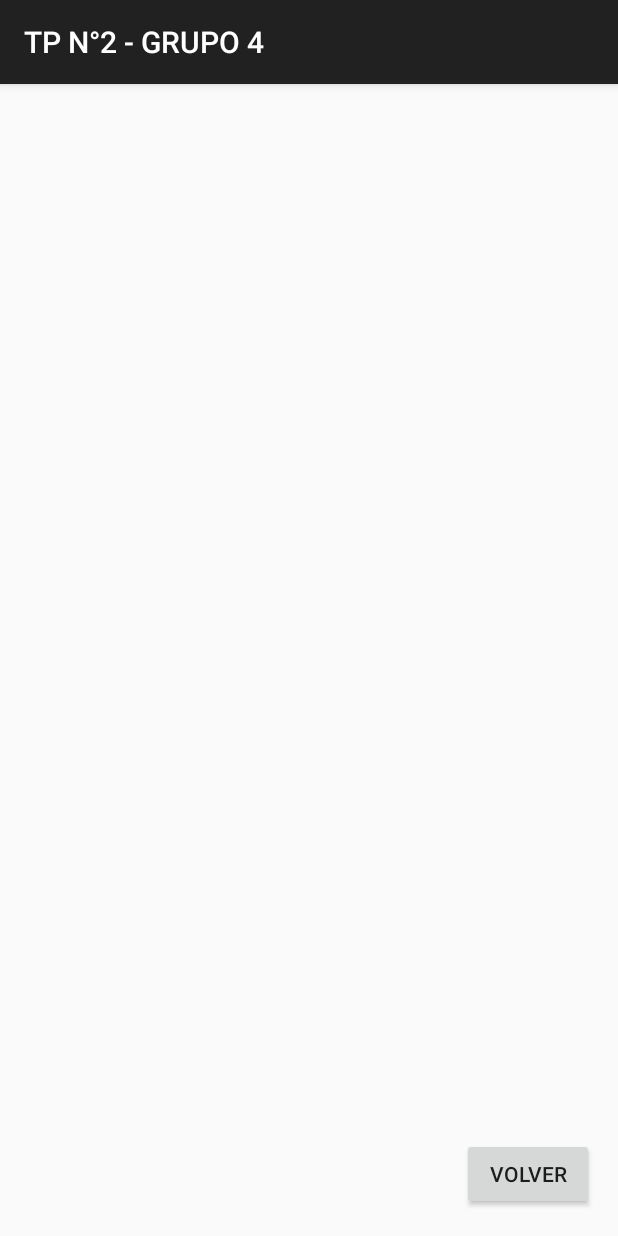
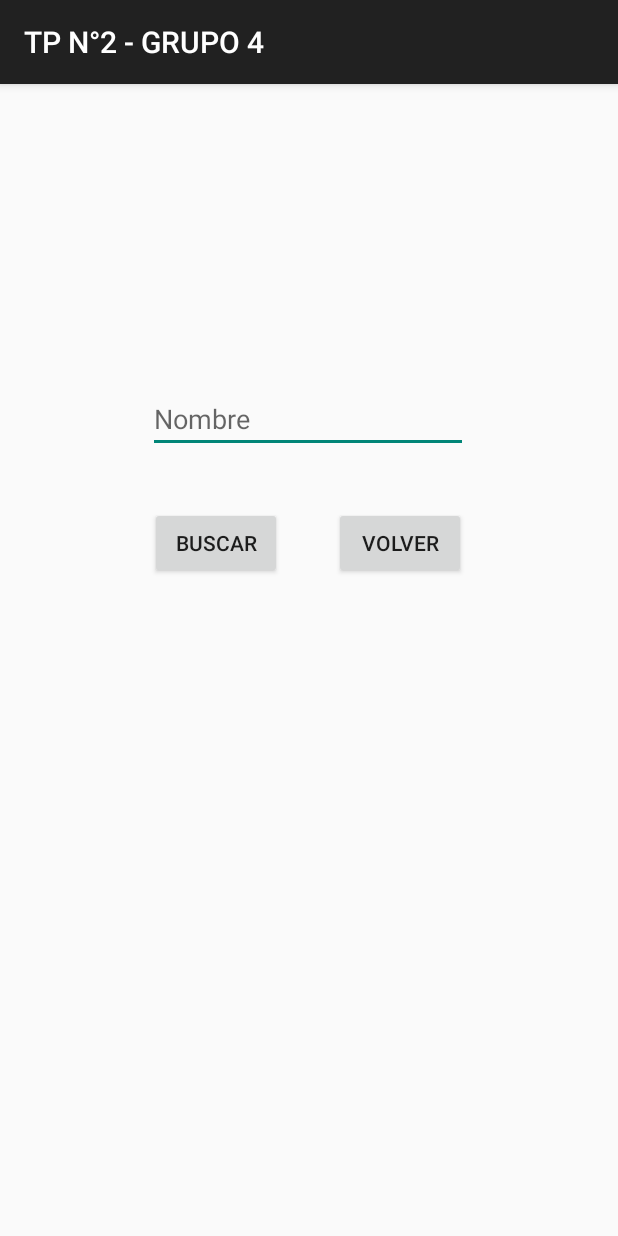
Before and after one commit to HernanMVarela/TP_2_GRUPO_4, an Android app: the ListadoContactosActivity screen opened directly, with no data from a screen before it, on a phone screen of 412 x 824 dp. Run offline under Robolectric (Android 15) with nearby library versions, the phone set to English and light mode, and no system bars.

Commit message:
Buscar Por Nombre
Cambio menor, permite buscar por nombre.

```diff
--- a/app/src/main/java/frgp/utn/edu/tp_2_grupo_4/AgregarContactoView2.java
+++ b/app/src/main/java/frgp/utn/edu/tp_2_grupo_4/AgregarContactoView2.java
@@ -22,10 +22,10 @@ public class AgregarContactoView2 extends AppCompatActivity {
 
     public void Guardar(android.view.View view){
         String InfoNom = getIntent().getStringExtra("InfoNom");
-
+        Toast.makeText(this, InfoNom.toString(), Toast.LENGTH_SHORT).show();
         Set<String> Info = new HashSet(getIntent().getStringArrayListExtra("ArrayInfo"));
         //Collections.sort(Info);
-        if(!Info.isEmpty()){
+        if(InfoNom.toString()!=""){
             SharedPreferences preferencias = getSharedPreferences("agenda", Context.MODE_PRIVATE);
             SharedPreferences.Editor obj_editor = preferencias.edit();
             obj_editor.putStringSet(InfoNom,Info);
--- a/app/src/main/java/frgp/utn/edu/tp_2_grupo_4/ListadoContactosActivity.java
+++ b/app/src/main/java/frgp/utn/edu/tp_2_grupo_4/ListadoContactosActivity.java
@@ -14,22 +14,29 @@ import java.util.Set;
 public class ListadoContactosActivity extends AppCompatActivity {
 
     private TextView textViewP;
+    private EditText etBuscar;
     @Override
     protected void onCreate(Bundle savedInstanceState) {
         super.onCreate(savedInstanceState);
         setContentView(R.layout.activity_listado_contactos);
 
         textViewP = (TextView) findViewById(R.id.textViewPrueba);
-        SharedPreferences preferencias = getSharedPreferences("agenda", Context.MODE_PRIVATE);
-        Set<String> datos = preferencias.getStringSet("Leo",null);
-
-        if(datos.isEmpty()){}
-        else{
-            textViewP.setText(datos.toString());
-        }
+        etBuscar = (EditText) findViewById(R.id.etBuscar);
     }
     public void regresar(android.view.View view) {
         android.content.Intent intent = new android.content.Intent(this, MainActivity.class);
         startActivity(intent);
     }
+
+    public void buscar(android.view.View view){
+        SharedPreferences preferencias = getSharedPreferences("agenda", Context.MODE_PRIVATE);
+        Set<String> datos = preferencias.getStringSet(etBuscar.getText().toString(),null);
+
+        if(datos.isEmpty()){
+            textViewP.setText("");
+        }
+        else{
+            textViewP.setText(datos.toString());
+        }
+    }
 }
--- a/app/src/main/res/layout/activity_listado_contactos.xml
+++ b/app/src/main/res/layout/activity_listado_contactos.xml
@@ -12,8 +12,10 @@
         android:layout_height="wrap_content"
         app:layout_constraintBottom_toBottomOf="parent"
         app:layout_constraintEnd_toEndOf="parent"
+        app:layout_constraintHorizontal_bias="0.498"
         app:layout_constraintStart_toStartOf="parent"
-        app:layout_constraintTop_toTopOf="parent" />
+        app:layout_constraintTop_toTopOf="parent"
+        app:layout_constraintVertical_bias="0.157" />
 
     <Button
         android:id="@+id/btnVolver"
@@ -23,8 +25,35 @@
         android:text="Volver"
         app:layout_constraintBottom_toBottomOf="parent"
         app:layout_constraintEnd_toEndOf="parent"
-        app:layout_constraintHorizontal_bias="0.95"
+        app:layout_constraintHorizontal_bias="0.687"
         app:layout_constraintStart_toStartOf="parent"
         app:layout_constraintTop_toTopOf="parent"
-        app:layout_constraintVertical_bias="0.976" />
+        app:layout_constraintVertical_bias="0.392" />
+
+    <Button
+        android:id="@+id/btnBuscar"
+        android:layout_width="wrap_content"
+        android:layout_height="wrap_content"
+        android:onClick="buscar"
+        android:text="Buscar"
+        app:layout_constraintBottom_toBottomOf="parent"
+        app:layout_constraintEnd_toEndOf="parent"
+        app:layout_constraintHorizontal_bias="0.309"
+        app:layout_constraintStart_toStartOf="parent"
+        app:layout_constraintTop_toTopOf="parent"
+        app:layout_constraintVertical_bias="0.392" />
+
+    <EditText
+        android:id="@+id/etBuscar"
+        android:layout_width="wrap_content"
+        android:layout_height="wrap_content"
+        android:ems="10"
+        android:hint="@string/form_nombre"
+        android:inputType="text"
+        app:layout_constraintBottom_toBottomOf="parent"
+        app:layout_constraintEnd_toEndOf="parent"
+        app:layout_constraintHorizontal_bias="0.497"
+        app:layout_constraintStart_toStartOf="parent"
+        app:layout_constraintTop_toBottomOf="@+id/textViewPrueba"
+        app:layout_constraintVertical_bias="0.109" />
 </androidx.constraintlayout.widget.ConstraintLayout>
```
